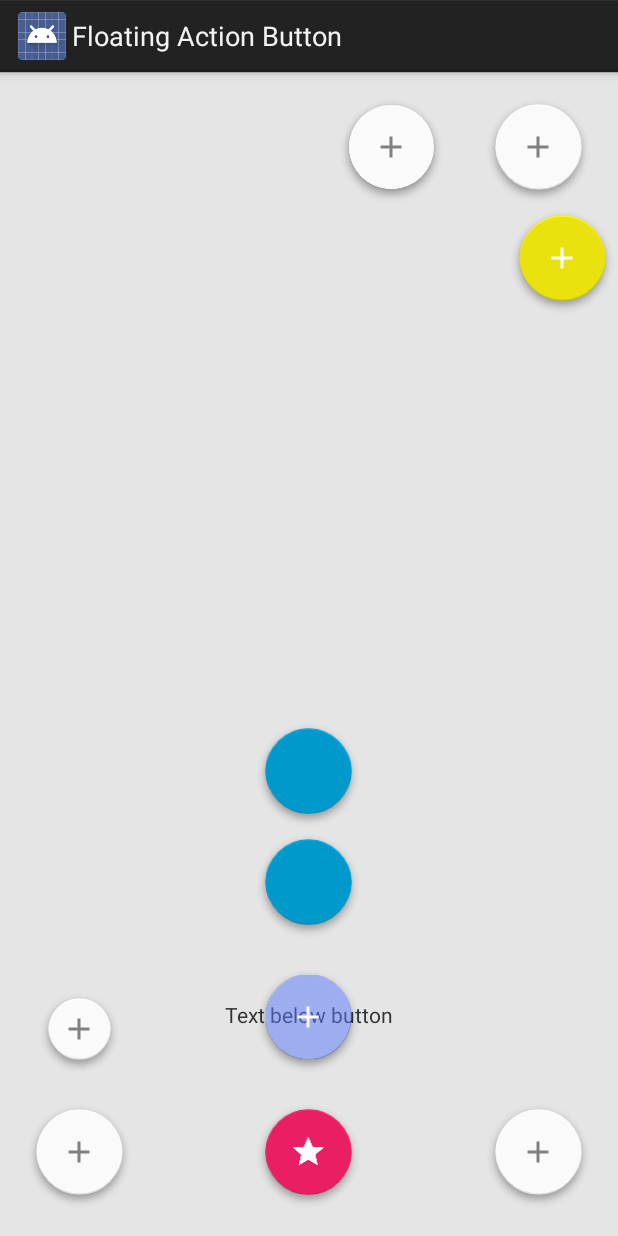
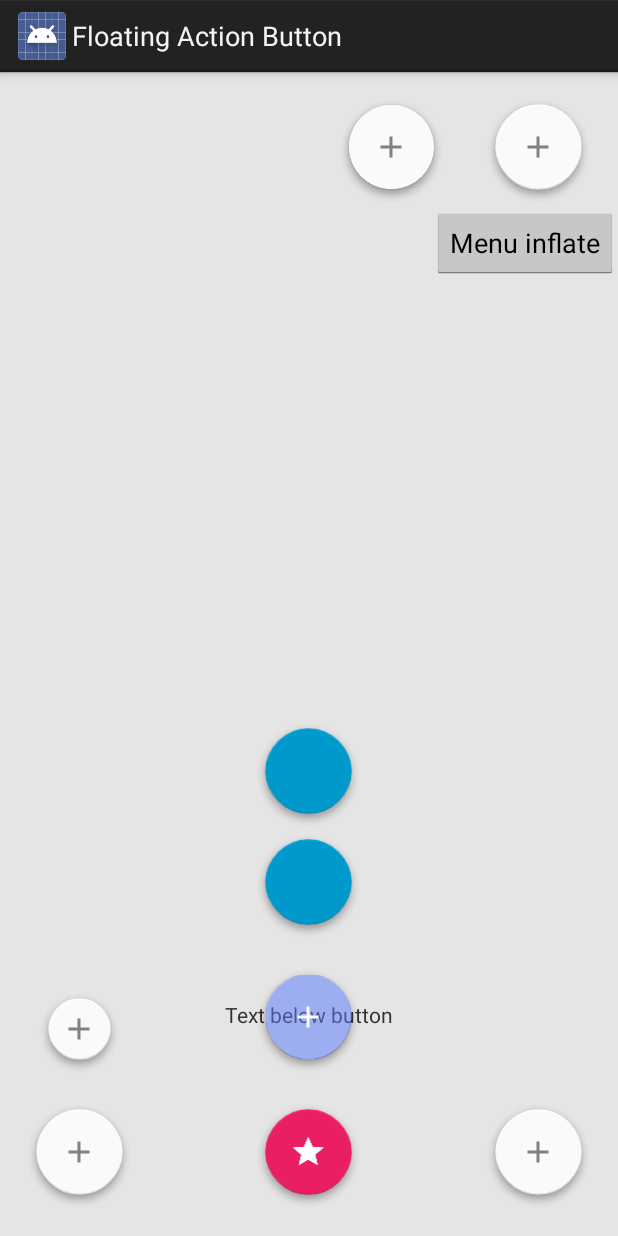
Before and after one commit to zendesk/android-floating-action-button, an Android app: the layout activity_main.xml on its own in the app's theme, with its tools: preview values and no code run, on a phone screen of 412 x 824 dp. Run offline under Robolectric (Android 15) with nearby library versions, the phone set to English and light mode, and no system bars.

Commit message:
Improved sample

```diff
--- a/sample/src/main/AndroidManifest.xml
+++ b/sample/src/main/AndroidManifest.xml
@@ -7,7 +7,7 @@
         android:label="@string/app_name"
         android:theme="@android:style/Theme.Holo.Light.DarkActionBar">
         <activity
-            android:name=".TestActivity"
+            android:name=".MainActivity"
             android:label="@string/app_name">
             <intent-filter>
                 <action android:name="android.intent.action.MAIN"/>
@@ -15,6 +15,7 @@
                 <category android:name="android.intent.category.LAUNCHER"/>
             </intent-filter>
         </activity>
+        <activity android:name=".FaMMenuActivity" />
     </application>
 
 </manifest>
--- a/sample/src/main/java/com/getbase/floatingactionbutton/sample/TestActivity.java
+++ b/sample/src/main/java/com/getbase/floatingactionbutton/sample/FaMMenuActivity.java
@@ -2,21 +2,20 @@ package com.getbase.floatingactionbutton.sample;
 
 import android.app.Activity;
 import android.os.Bundle;
-import android.view.Menu;
 import android.view.MenuItem;
 import android.view.View;
 import android.widget.Toast;
 
 import com.getbase.floatingactionbutton.FloatingActionsMenu;
 
-public class TestActivity extends Activity {
+public class FaMMenuActivity extends Activity {
 
 	private FloatingActionsMenu floatingActionsMenu;
 
 	@Override
 	protected void onCreate(Bundle savedInstanceState) {
 		super.onCreate(savedInstanceState);
-		setContentView(R.layout.activity_test);
+		setContentView(R.layout.activity_fam);
 
 		floatingActionsMenu = (FloatingActionsMenu) findViewById(R.id.inflate);
 
--- a/sample/src/main/res/layout/activity_main.xml
+++ b/sample/src/main/res/layout/activity_main.xml
@@ -171,14 +171,11 @@
         android:layout_above="@id/setter"
         android:layout_centerHorizontal="true"/>
 
-    <com.getbase.floatingactionbutton.FloatingActionsMenu
+    <Button
         android:layout_width="wrap_content"
         android:layout_height="wrap_content"
         android:id="@+id/inflate"
-        fab:fab_addButtonColorNormal="@color/yellow"
-        fab:fab_addButtonColorPressed="@color/yellow_pressed"
-        fab:fab_labelStyle="@style/menu_labels_style"
-        fab:fab_expandDirection="down"
+        android:text="Menu inflate"
         android:layout_below="@+id/multiple_actions_left"
         android:layout_alignParentRight="true"
         android:layout_alignParentEnd="true"/>
```
Also changed, not shown: sample/src/main/java/com/getbase/floatingactionbutton/sample/MainActivity.java (+9 -45 lines), sample/src/main/res/layout/activity_fam.xml (renamed from sample/src/main/res/layout/activity_test.xml).
